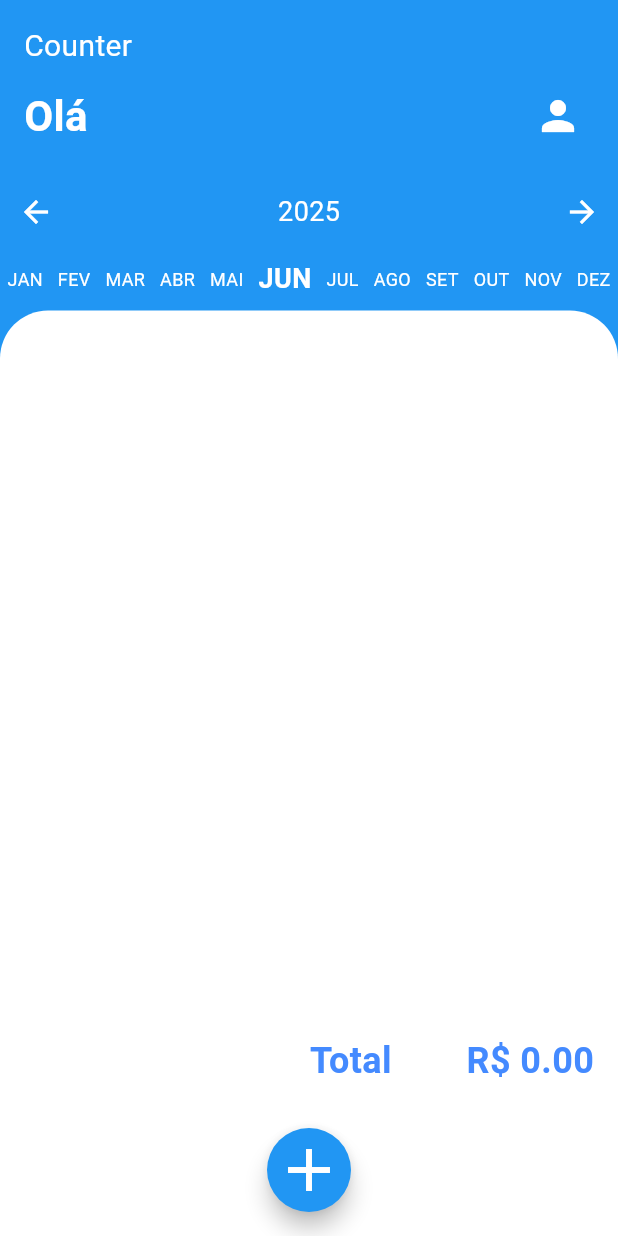
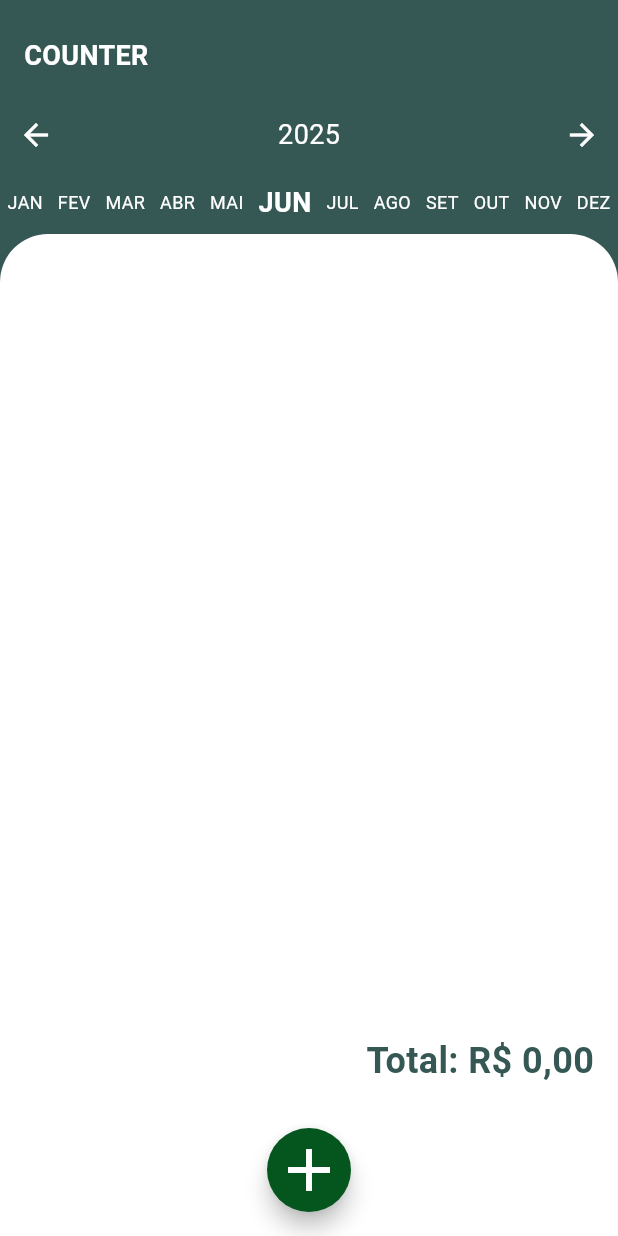
Before and after one commit to RodrigoFigueiredo346/counter, a Flutter app: the screen it shows after launch, on a phone screen of 412 x 824 dp. Run offline on Flutter 3.47's test engine with Material 3 defaults, Android fonts, the phone set to English and light mode, and no system bars; our stand-ins replace hive, hive_flutter; accounts and stored records are empty.

Commit message:
refactor: ajustes de alinhamento e cores

```diff
--- a/lib/expense_provider.dart
+++ b/lib/expense_provider.dart
@@ -1,4 +1,5 @@
 import 'package:flutter/material.dart';
+import 'package:flutter/services.dart';
 import 'package:hive/hive.dart';
 import 'package:intl/intl.dart';
 import 'package:provider/provider.dart';
@@ -32,6 +33,8 @@ class ExpenseProvider extends ChangeNotifier {
 
   double get totalFiltered => filteredExpenses.fold(0, (sum, e) => sum + e.amount);
 
+  static const colorMain = Color.fromARGB(255, 54, 88, 84);
+
   void addExpense(ExpenseModel expense) {
     _box.add(expense);
     notifyListeners();
@@ -64,11 +67,13 @@ void showAddExpenseDialog(BuildContext context) {
                   TextField(
                     controller: descriptionController,
                     decoration: const InputDecoration(labelText: 'Descrição'),
+                    inputFormatters: [LengthLimitingTextInputFormatter(20)],
                   ),
                   TextField(
                     controller: amountController,
                     decoration: const InputDecoration(labelText: 'Valor'),
                     keyboardType: TextInputType.number,
+                    inputFormatters: [LengthLimitingTextInputFormatter(9)],
                   ),
                   const SizedBox(height: 16),
                   Row(
--- a/lib/home.dart
+++ b/lib/home.dart
@@ -1,6 +1,7 @@
 import 'package:counter/expense_provider.dart';
 import 'package:counter/models/expense_model.dart';
 import 'package:flutter/material.dart';
+import 'package:intl/intl.dart';
 import 'package:provider/provider.dart';
 
 class ExpensesPage extends StatelessWidget {
@@ -17,7 +18,7 @@ class ExpensesPage extends StatelessWidget {
     expenseProvider = Provider.of<ExpenseProvider>(context);
     return SafeArea(
       child: Scaffold(
-        backgroundColor: Colors.blue, // Fundo da tela
+        backgroundColor: ExpenseProvider.colorMain, // Fundo da tela
         body: Column(
           children: [
             _buildHeader(),
@@ -32,7 +33,7 @@ class ExpensesPage extends StatelessWidget {
             showAddExpenseDialog(context);
           },
           shape: const CircleBorder(),
-          backgroundColor: Colors.blue,
+          backgroundColor: const Color.fromARGB(255, 5, 85, 31),
           child: const Icon(
             Icons.add,
             color: Colors.white,
@@ -47,28 +48,18 @@ class ExpensesPage extends StatelessWidget {
   Widget _buildHeader() {
     return Container(
       padding: const EdgeInsets.symmetric(vertical: 16.0, horizontal: 16),
-      color: Colors.blue,
-      child: Column(
+      color: ExpenseProvider.colorMain,
+      child: const Column(
         crossAxisAlignment: CrossAxisAlignment.start,
         children: [
-          const Text(
-            'Counter',
-            style: TextStyle(color: Colors.white, fontSize: 20),
-          ),
-          const SizedBox(height: 8),
+          SizedBox(height: 8),
           Row(
             mainAxisAlignment: MainAxisAlignment.spaceBetween,
             children: [
-              const Text(
-                'Olá',
-                style: TextStyle(color: Colors.white, fontSize: 28, fontWeight: FontWeight.bold),
+              Text(
+                'COUNTER',
+                style: TextStyle(color: Colors.white, fontSize: 18, fontWeight: FontWeight.bold),
               ),
-              IconButton(
-                icon: const Icon(Icons.person, color: Colors.white, size: 32),
-                onPressed: () {
-                  // Ação para perfil
-                },
-              )
             ],
           )
         ],
@@ -108,7 +99,7 @@ class ExpensesPage extends StatelessWidget {
 
     return Container(
       padding: const EdgeInsets.symmetric(vertical: 8),
-      color: Colors.blue,
+      color: ExpenseProvider.colorMain,
       child: Row(
         mainAxisAlignment: MainAxisAlignment.spaceAround,
         children: months.map((entry) {
@@ -146,14 +137,16 @@ class ExpensesPage extends StatelessWidget {
           return Row(
             mainAxisAlignment: MainAxisAlignment.spaceBetween,
             children: [
-              Text(expense.description, style: const TextStyle(fontSize: 16, color: Colors.blueGrey)),
-              Text(expense.formattedDate, style: const TextStyle(fontSize: 16, color: Colors.blueGrey)),
-              Text(expense.formattedAmount, style: const TextStyle(fontSize: 16, color: Colors.blueGrey)),
+              Expanded(flex: 10, child: Text(expense.description, style: const TextStyle(fontSize: 16, color: Colors.blueGrey))),
+              Expanded(flex: 3, child: Text(expense.formattedDate, style: const TextStyle(fontSize: 16, color: Colors.blueGrey))),
+              Expanded(
+                  flex: 5,
+                  child: Text(textAlign: TextAlign.right, expense.formattedAmount, style: const TextStyle(fontSize: 16, color: Colors.blueGrey))),
               IconButton(
                 onPressed: () {
                   expenseProvider.deleteExpense(expense);
                 },
-                icon: const Icon(Icons.delete, color: Colors.grey),
+                icon: const Icon(Icons.delete, color: Color.fromARGB(132, 96, 165, 113)),
               ),
             ],
           );
@@ -163,15 +156,25 @@ class ExpensesPage extends StatelessWidget {
   }
 
   Widget _buildTotal() {
+    final currencyFormat = NumberFormat.simpleCurrency(locale: 'pt_BR');
+    final totalFormatted = currencyFormat.format(expenseProvider.totalFiltered);
+
     return Container(
-      padding: const EdgeInsets.only(bottom: 100.0, right: 16),
+      padding: const EdgeInsets.only(bottom: 100.0, right: 16, left: 16, top: 16),
       color: Colors.white,
       child: Row(
         mainAxisAlignment: MainAxisAlignment.end,
         children: [
-          Text(
-            'Total        R\$ ${expenseProvider.totalFiltered.toStringAsFixed(2)}',
-            style: const TextStyle(fontSize: 24, fontWeight: FontWeight.bold, color: Colors.blueAccent),
+          Flexible(
+            child: Text(
+              'Total: $totalFormatted',
+              style: const TextStyle(
+                fontSize: 24,
+                fontWeight: FontWeight.bold,
+                color: ExpenseProvider.colorMain,
+                overflow: TextOverflow.ellipsis,
+              ),
+            ),
           ),
         ],
       ),
--- a/lib/main.dart
+++ b/lib/main.dart
@@ -32,7 +32,7 @@ class MyApp extends StatelessWidget {
       debugShowCheckedModeBanner: false,
       title: 'Counter',
       theme: ThemeData(
-        colorScheme: ColorScheme.fromSeed(seedColor: Colors.deepPurple),
+        colorScheme: ColorScheme.fromSeed(seedColor: ExpenseProvider.colorMain),
         useMaterial3: true,
       ),
       home: ExpensesPage(),
--- a/lib/models/expense_model.dart
+++ b/lib/models/expense_model.dart
@@ -20,7 +20,7 @@ class ExpenseModel {
     required this.date,
   });
 
-  String get formattedDate => DateFormat('dd/MM/yy').format(date);
+  String get formattedDate => DateFormat('dd/MM').format(date);
 
   String get formattedAmount => 'R\$ ${amount.toStringAsFixed(2)}';
 }
```
